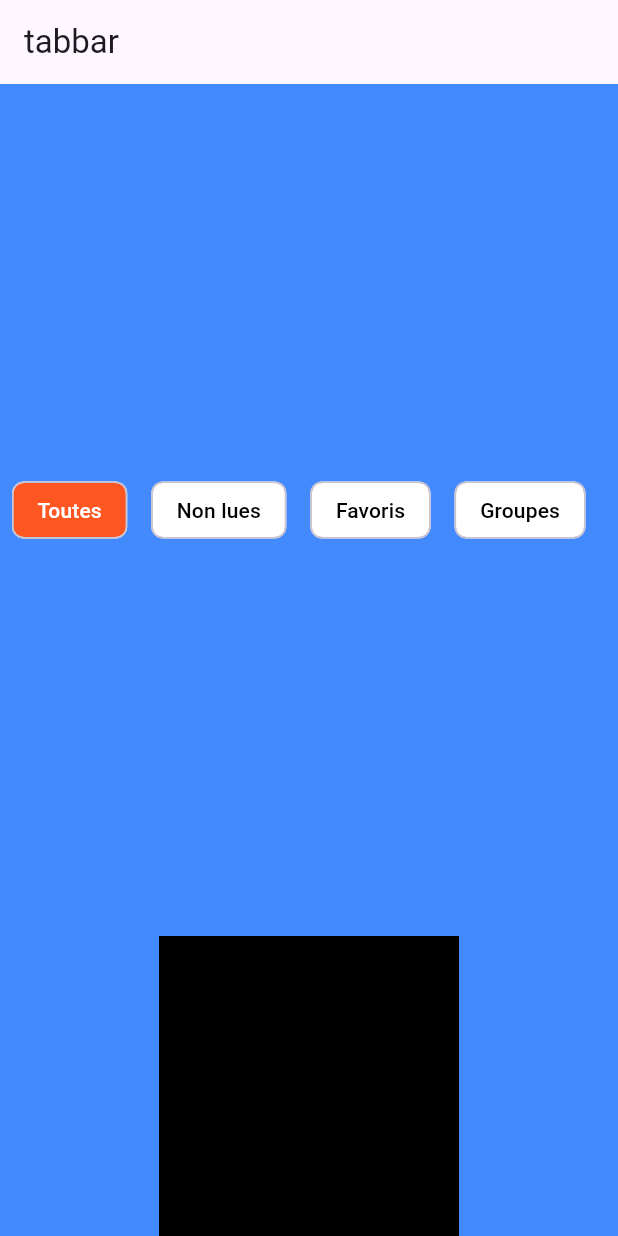
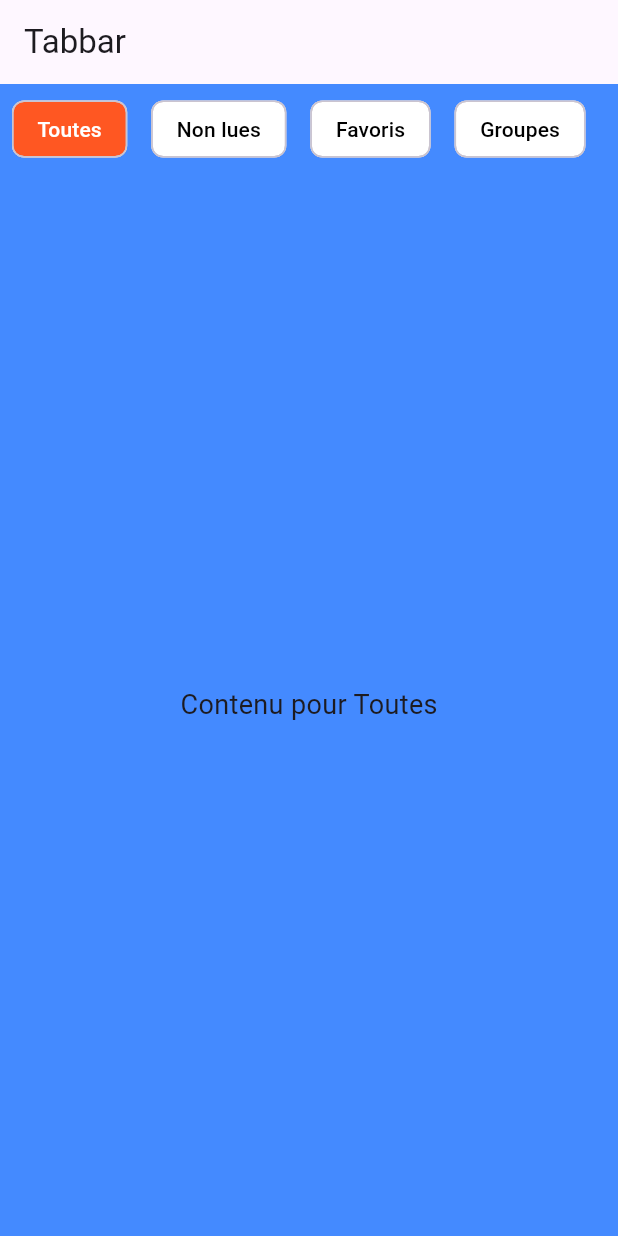
Before and after one commit to LINDEX171/skills, a Flutter app: the screen it shows after launch, on a phone screen of 412 x 824 dp. Run offline on Flutter 3.47's test engine with Material 3 defaults, Android fonts, the phone set to English and light mode, and no system bars; our stand-ins replace smooth_page_indicator.

Commit message:
best practice buttons with content dynamics like whatsapp

```diff
--- a/lib/tabbar_page.dart
+++ b/lib/tabbar_page.dart
@@ -10,20 +10,24 @@ class TabbarPage extends StatefulWidget {
 class _TabbarPageState extends State<TabbarPage> {
   int _selectedIndex = 0; // Index de la catégorie sélectionnée
   final List<String> _categories = ["Toutes", "Non lues", "Favoris", "Groupes"];
-  final List<Widget> _contentategories = [
-    Container(height: 200,width: 200,color: Colors.black,),
-    Container(height: 200,width: 200,color: Colors.orange,),
-    Container(height: 200,width: 200,color: Colors.purple,),
-    Container(height: 200,width: 200,color: Colors.grey,),
+
+  // Contenu à afficher pour chaque catégorie
+  final List<Widget> _categoryContent = [
+    Center(child: Text("Contenu pour Toutes", style: TextStyle(fontSize: 18))),
+    Center(child: Text("Contenu pour Non lues", style: TextStyle(fontSize: 18))),
+    Center(child: Text("Contenu pour Favoris", style: TextStyle(fontSize: 18))),
+    Center(child: Text("Contenu pour Groupes", style: TextStyle(fontSize: 18))),
   ];
+
   @override
   Widget build(BuildContext context) {
     return Scaffold(
       backgroundColor: Colors.blueAccent,
-      appBar: AppBar(title: Text("tabbar")),
+      appBar: AppBar(title: Text("Tabbar")),
       body: Column(
         children: [
-          Expanded(
+          SizedBox(
+            height: 60,
             child: ListView.builder(
               scrollDirection: Axis.horizontal,
               itemCount: _categories.length,
@@ -37,24 +41,29 @@ class _TabbarPageState extends State<TabbarPage> {
                   child: Padding(
                     padding: const EdgeInsets.symmetric(horizontal: 8.0),
                     child: Chip(
-                backgroundColor:
-                _selectedIndex == index ? Colors.deepOrange : Colors.white,
+                      backgroundColor: _selectedIndex == index
+                          ? Colors.deepOrange
+                          : Colors.white,
                       label: Text(
                         _categories[index],
                         style: TextStyle(
-                color: _selectedIndex == index ? Colors.white : Colors.black,
+                          color: _selectedIndex == index
+                              ? Colors.white
+                              : Colors.black,
                         ),
                       ),
-                ), ),
+                    ),
+                  ),
                 );
               },
             ),
           ),
-          _contentategories[_selectedIndex]
-
+          Expanded(
+            // Affiche le contenu correspondant à la catégorie sélectionnée
+            child: _categoryContent[_selectedIndex],
+          ),
         ],
       ),
     );
   }
-
 }
```
Lines whose indentation alone changed are shown as unchanged.
